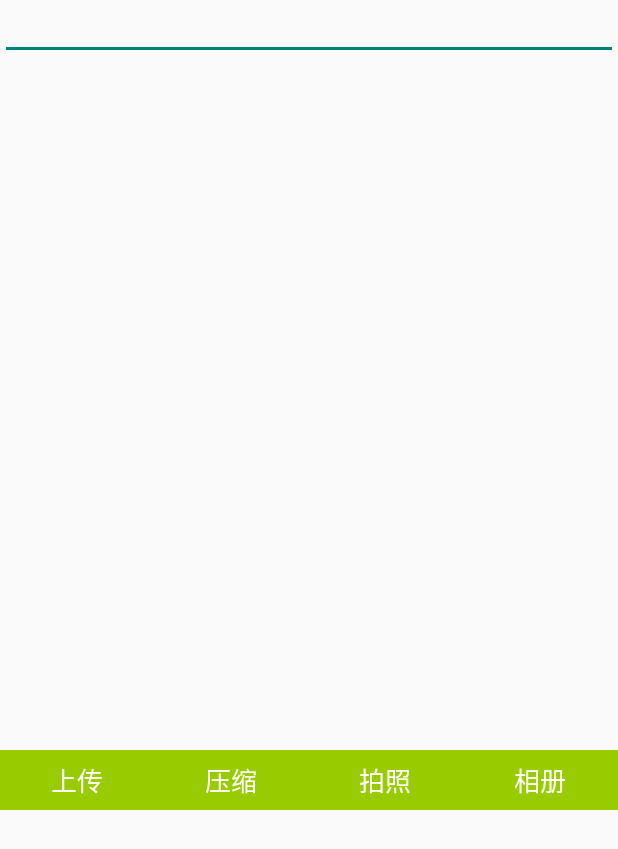
After one commit to huangxian1215/farmshop, an Android app: the UpfileActivity screen opened directly, with no data from a screen before it, on a phone screen of 412 x 824 dp. The commit adds this screen. Shown: the top 849 px of the screen. Run offline under Robolectric (Android 15) with nearby library versions, the phone set to English and light mode, and no system bars; libraries missing offline, so code that uses them is left out: id.zelory.compressor; 2 statements that could not run were skipped.

Commit message:
文件压缩
调用系统相册，拍照，压缩，上传

```diff
--- a/app/build.gradle
+++ b/app/build.gradle
@@ -6,7 +6,7 @@ android {
     compileSdkVersion 28
     defaultConfig {
         applicationId "com.example.farmshop"
-        minSdkVersion 16
+        minSdkVersion 18
         targetSdkVersion 28
         versionCode 1
         versionName "1.0"
@@ -82,6 +82,7 @@ dependencies {
     implementation 'com.android.support:support-v4:28.0.0'
     implementation 'com.android.support:design:28.0.0'
     implementation 'com.github.bumptech.glide:glide:3.7.0'
+    implementation 'id.zelory:compressor:1.0.4'
     implementation 'com.android.support.constraint:constraint-layout:1.1.3'
     testImplementation 'junit:junit:4.12'
     androidTestImplementation 'com.android.support.test:runner:1.0.2'
--- a/app/src/main/AndroidManifest.xml
+++ b/app/src/main/AndroidManifest.xml
@@ -64,6 +64,7 @@
         <activity android:name=".activity.WellcomeActivity"/>
         <activity android:name=".upfiles.activity.MediaStoreActivity"/>
         <activity android:name=".upfiles.activity.UpFileMainActivity"/>
+        <activity android:name=".upfiles.activity.UpfileActivity"/>
         <activity android:name=".activity.UserDetailActivity"/>
         <activity android:name=".activity.UserDetailEditActivity"/>
         <activity android:name=".activity.NotificationActivity"/>
--- a/app/src/main/java/com/example/farmshop/MainApplication.java
+++ b/app/src/main/java/com/example/farmshop/MainApplication.java
@@ -27,7 +27,7 @@ public class MainApplication extends Application {
     public MessageTransmit mTransmit;
     public String httpUrl = "http://192.168.6.176:8080/";
     public String Url = "http://192.168.6.176:8010/";
-    public String upFileUrl = "http://192.168.6.176:8020/";
+    public static int upFilePort = 8020;
     public String savePath = "";
     public String selectFileUrl = "";
 
@@ -55,7 +55,6 @@ public class MainApplication extends Application {
         mSessionId = "";
         mTransmit = new MessageTransmit();
         savePath = Environment.getExternalStorageDirectory()+"/farmshop/";
-
         mMediaPlayer = new MediaPlayer();
     }
 
--- /dev/null
+++ b/app/src/main/java/com/example/farmshop/upfiles/activity/UpfileActivity.java
@@ -0,0 +1,192 @@
+package com.example.farmshop.upfiles.activity;
+
+import android.app.Activity;
+import android.content.Intent;
+import android.database.Cursor;
+import android.graphics.Bitmap;
+import android.graphics.BitmapFactory;
+import android.net.Uri;
+import android.os.Bundle;
+import android.os.StrictMode;
+import android.provider.MediaStore;
+import android.support.v7.app.AppCompatActivity;
+import android.view.View;
+import android.view.View.OnClickListener;
+import android.widget.Button;
+import android.widget.EditText;
+import android.widget.ImageView;
+import android.widget.TextView;
+import android.widget.Toast;
+
+import com.example.farmshop.MainApplication;
+import com.example.farmshop.R;
+import com.example.farmshop.dialog.MyDialog;
+import com.example.farmshop.upfiles.thread.TcpSendData;
+import com.example.farmshop.util.VirtureUtil.updateProgressListener;
+
+import java.io.File;
+import java.io.FileInputStream;
+import java.io.FileNotFoundException;
+import java.io.FileOutputStream;
+
+import id.zelory.compressor.Compressor;
+
+public class UpfileActivity extends AppCompatActivity implements OnClickListener, updateProgressListener {
+    private EditText et_ip;
+    private ImageView iv_picture;
+    private TextView tv_picinfo;
+
+
+//    private static final int COMPRESS = 1;
+    private static final int OPENPIC = 2;
+    private static final int SAVEHEIGHQUALITY = 3;
+
+    private String mFileName = "";
+    private String mTarFileName = "";
+    private File mTarFile = null;
+    private String mTarDir = "";
+    private String mTarname = "";
+
+    TcpSendData sdFile = null;
+    private MyDialog myDialog;
+    @Override
+    protected void onCreate(Bundle savedInstanceState){
+        super.onCreate(savedInstanceState);
+        setContentView(R.layout.activity_upfile);
+
+        Intent intent  = getIntent();
+        Bundle bundle = intent.getExtras();
+        mTarDir = bundle.getString("target_dir");
+        mTarname = bundle.getString("target_name");
+        et_ip = findViewById(R.id.et_ip);
+        iv_picture = findViewById(R.id.iv_image);
+        tv_picinfo = findViewById(R.id.tv_fileinfo);
+
+        findViewById(R.id.btn_send).setOnClickListener(this);
+        findViewById(R.id.btn_compress).setOnClickListener(this);
+        findViewById(R.id.btn_camera).setOnClickListener(this);
+        findViewById(R.id.btn_picture).setOnClickListener(this);
+
+        initPhotoError();
+
+
+        sdFile = new TcpSendData();
+        sdFile.setProgressListener(this);
+        myDialog = new MyDialog();
+        myDialog.createProgressDialog(this);
+
+        et_ip.setText(MainApplication.getInstance().getLocalStore("upfile_ip"));
+    }
+
+    private void initPhotoError(){
+        // android 7.0系统解决拍照的问题
+        StrictMode.VmPolicy.Builder builder = new StrictMode.VmPolicy.Builder();
+        StrictMode.setVmPolicy(builder.build());
+        builder.detectFileUriExposure();
+    }
+
+    @Override
+    public void onClick(View v) {
+        switch (v.getId()){
+            case R.id.btn_send:
+                if(mTarFileName.equals("")) return;
+                if(mTarFile.length() > 1024 * 500){
+                    Toast.makeText(this, "文件大于500K，请压缩", Toast.LENGTH_SHORT).show();
+                    return;
+                }
+                sdFile.setIpPort(et_ip.getText().toString(), MainApplication.upFilePort);
+                sdFile.setInfo(mTarFile, mTarDir);
+                new Thread(sdFile).start();
+                myDialog.showProgressDialog("稍等", "文件上传中...");
+
+                MainApplication.getInstance().setLocalStore("upfile_ip", et_ip.getText().toString());
+                break;
+            case R.id.btn_compress:
+                if(mTarFileName.equals("")) return;
+                writefileData();
+                break;
+            case R.id.btn_camera:
+                Intent intent = new Intent(MediaStore.ACTION_IMAGE_CAPTURE);
+                mFileName = MainApplication.getInstance().savePath + String.valueOf(System.currentTimeMillis()) + ".jpeg";
+                File file = new File(mFileName);
+                Uri uri = Uri.fromFile(file);
+                intent.putExtra(MediaStore.EXTRA_OUTPUT,uri);
+                startActivityForResult(intent, SAVEHEIGHQUALITY);
+                break;
+            case R.id.btn_picture:
+                Intent picture = new Intent(Intent.ACTION_PICK,android.provider.MediaStore.Images.Media.EXTERNAL_CONTENT_URI);
+                startActivityForResult(picture, OPENPIC);
+                break;
+        }
+    }
+
+    @Override
+    protected void onActivityResult(int requestCode, int resultCode, Intent data){
+
+//        if(requestCode == SAVEHEIGHQUALITY && resultCode == Activity.RESULT_OK && null != data) {
+//            //拍照进入
+//        }
+
+        if(requestCode == OPENPIC && resultCode == Activity.RESULT_OK && null != data) {
+            Uri selectedImage = data.getData();
+            String[] filePathColumns = {MediaStore.Images.Media.DATA};
+            Cursor c = this.getContentResolver().query(selectedImage, filePathColumns, null, null, null);
+            c.moveToFirst();
+            int columnIndex = c.getColumnIndex(filePathColumns[0]);
+            mFileName = c.getString(columnIndex);
+            c.close();
+        }
+
+        mTarFileName = mFileName;
+        refreshInfo();
+    }
+
+    @Override
+    public void updateProgress(int progress){
+        if(myDialog != null){
+            myDialog.freshProgress(progress);
+            if(progress >= 100){
+                myDialog.hideProgressDialog();
+            }
+        }
+    }
+
+    public void writefileData(){
+        mTarFileName = MainApplication.getInstance().savePath + String.valueOf(System.currentTimeMillis()) + ".jpeg";
+        File tarFile = new Compressor.Builder(this)
+                .setMaxWidth(640)
+                .setMaxHeight(480)
+                .setQuality(100)
+                .setCompressFormat(Bitmap.CompressFormat.JPEG)
+                .setDestinationDirectoryPath(MainApplication.getInstance().savePath+"camerabuff/")
+                .build()
+                .compressToFile(new File(mFileName));
+        try{
+            FileOutputStream fos = new FileOutputStream(mTarFileName);
+            byte[] bytes = new byte[1024];
+            FileInputStream in = new FileInputStream(tarFile);
+
+            while (in.read(bytes) != -1){
+                fos.write(bytes);
+            }
+            fos.close();
+        }catch (Exception e){
+            e.printStackTrace();
+        }
+        refreshInfo();
+    }
+
+    public void refreshInfo(){
+        mTarFile = new File(mTarFileName);
+        String size = String.valueOf(mTarFile.length()/1024) + "K";
+        String info = "上传到->" + mTarDir + "(" + mTarname + ")" + "  文件:" + mTarFile.getName() + "  大小:"+ size;
+        tv_picinfo.setText(info);
+        try{
+            FileInputStream fis = new FileInputStream(mTarFileName);
+            Bitmap bitmap = BitmapFactory.decodeStream(fis);
+            iv_picture.setImageBitmap(bitmap);
+        }catch(FileNotFoundException e){
+            e.printStackTrace();
+        }
+    }
+}
--- /dev/null
+++ b/app/src/main/res/layout/activity_upfile.xml
@@ -0,0 +1,65 @@
+<?xml version="1.0" encoding="utf-8"?>
+<LinearLayout xmlns:android="http://schemas.android.com/apk/res/android"
+    android:layout_width="match_parent"
+    android:layout_height="match_parent"
+    android:orientation="vertical">
+    <EditText
+        android:id="@+id/et_ip"
+        android:layout_width="match_parent"
+        android:layout_height="40dp"
+        android:gravity="left|center"
+        android:text="47.107.101.237"
+        android:textSize="17sp" />
+    <ImageView
+        android:id="@+id/iv_image"
+        android:layout_width="match_parent"
+        android:layout_height="300dp" />
+    <TextView
+        android:id="@+id/tv_fileinfo"
+        android:layout_width="match_parent"
+        android:layout_height="160dp"
+        android:textSize="17sp" />
+
+    <LinearLayout
+        android:layout_width="match_parent"
+        android:layout_height="40dp"
+        android:orientation="horizontal">
+        <Button
+            android:id="@+id/btn_send"
+            android:layout_width="0dp"
+            android:layout_height="40dp"
+            android:background="@android:color/holo_green_light"
+            android:text="上传"
+            android:textSize="17sp"
+            android:textColor="@android:color/white"
+            android:layout_weight="1"/>
+        <Button
+            android:id="@+id/btn_compress"
+            android:layout_width="0dp"
+            android:layout_height="40dp"
+            android:background="@android:color/holo_green_light"
+            android:text="压缩"
+            android:textSize="17sp"
+            android:textColor="@android:color/white"
+            android:layout_weight="1"/>
+        <Button
+            android:id="@+id/btn_camera"
+            android:layout_width="0dp"
+            android:layout_height="40dp"
+            android:background="@android:color/holo_green_light"
+            android:text="拍照"
+            android:textSize="17sp"
+            android:textColor="@android:color/white"
+            android:layout_weight="1"/>
+        <Button
+            android:id="@+id/btn_picture"
+            android:layout_width="0dp"
+            android:layout_height="40dp"
+            android:background="@android:color/holo_green_light"
+            android:text="相册"
+            android:textSize="17sp"
+            android:textColor="@android:color/white"
+            android:layout_weight="1"/>
+    </LinearLayout>
+
+</LinearLayout>
--- a/app/src/main/res/values/strings.xml
+++ b/app/src/main/res/values/strings.xml
@@ -4,7 +4,8 @@
     <string name="app_id">5d02f40d</string>
     <string name="compose_source">锄禾日当午，\n汗滴禾下土。\n谁知盘中餐，\n粒粒皆辛苦。\n</string>
     <string name="compose_source_en">Who knows Chinese food, every grain of hard work.</string>
-    <string name="click_to_baike">到百度百科了解更多</string>
+    <string name="click_to_upfile">上传文件</string>
+    <string name="click_to_baike">百科</string>
     <string name="click_basket">篮子(0)</string>
     <string name="click_copy_adminid">点击复制微信号</string>
     <string name="pause_event">com.example.simplemusic.MusicService.pause</string>
```
Also changed, not shown: app/src/main/java/com/example/farmshop/activity/LoginActivity.java (+7 -1 lines), app/src/main/java/com/example/farmshop/activity/RegistActivity.java (+8 -14 lines), app/src/main/java/com/example/farmshop/activity/VegetableDetailActivity.java (+11 -0 lines), app/src/main/res/layout/activity_vegetabledetail.xml (+15 -0 lines).
